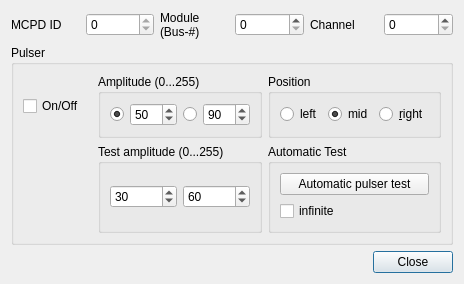
flueke/qmesydaq, file qmesydaq/mpsdpulser.ui: the form before one commit.
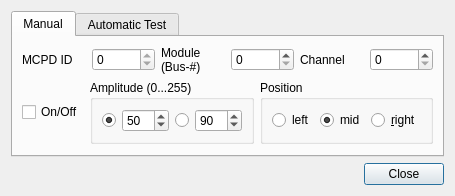
The form after the commit. Custom widgets are drawn as their Qt base class.

Commit message: QMESYDAQ: Add a tab to split manual from automatic pulser tests

What changed in the file:
```diff
--- a/qmesydaq/mpsdpulser.ui
+++ b/qmesydaq/mpsdpulser.ui
@@ -6,15 +6,25 @@
    <rect>
     <x>0</x>
     <y>0</y>
-    <width>464</width>
-    <height>257</height>
+    <width>453</width>
+    <height>171</height>
    </rect>
   </property>
   <property name="windowTitle">
    <string>Pulser ... </string>
   </property>
+  <layout class="QGridLayout" name="gridLayout">
+   <item row="0" column="0">
+    <widget class="QTabWidget" name="pulserGroupBox">
+     <property name="currentIndex">
+      <number>0</number>
+     </property>
+     <widget class="QWidget" name="manualPulser">
+      <attribute name="title">
+       <string>Manual</string>
+      </attribute>
   <layout class="QGridLayout" name="gridLayout_2">
-   <item row="0" column="0">
+       <item row="0" column="0" colspan="3">
     <layout class="QHBoxLayout" name="horizontalLayout_7">
      <item>
       <widget class="QLabel" name="textLabel1_4_2">
@@ -77,12 +87,143 @@
     </layout>
    </item>
    <item row="1" column="0">
-    <widget class="QGroupBox" name="pulserGroupBox">
+        <layout class="QVBoxLayout" name="verticalLayout_2">
+         <item>
+          <layout class="QHBoxLayout" name="horizontalLayout_2">
+           <item>
+            <widget class="QCheckBox" name="pulserButton">
+             <property name="toolTip">
+              <string>toggle pulser on/off</string>
+             </property>
+             <property name="text">
+              <string>On/Off</string>
+             </property>
+             <property name="checkable">
+              <bool>true</bool>
+             </property>
+            </widget>
+           </item>
+          </layout>
+         </item>
+        </layout>
+       </item>
+       <item row="1" column="1">
+        <widget class="QGroupBox" name="buttonGroup5">
      <property name="title">
-      <string>Pulser</string>
-     </property>
+          <string>Amplitude (0...255)</string>
+         </property>
+         <layout class="QGridLayout" name="gridLayout_17">
+          <item row="0" column="0">
+           <layout class="QHBoxLayout" name="horizontalLayout_3">
+            <item>
+             <widget class="QRadioButton" name="pulsampRadio1">
+              <property name="text">
+               <string/>
+              </property>
+              <property name="checked">
+               <bool>true</bool>
+              </property>
+             </widget>
+            </item>
+            <item>
+             <widget class="QSpinBox" name="pulsAmp1">
+              <property name="maximum">
+               <number>255</number>
+              </property>
+              <property name="value">
+               <number>50</number>
+              </property>
+             </widget>
+            </item>
+            <item>
+             <widget class="QRadioButton" name="pulsampRadio2">
+              <property name="text">
+               <string/>
+              </property>
+              <property name="checked">
+               <bool>false</bool>
+              </property>
+             </widget>
+            </item>
+            <item>
+             <widget class="QSpinBox" name="pulsAmp2">
+              <property name="enabled">
+               <bool>true</bool>
+              </property>
+              <property name="maximum">
+               <number>255</number>
+              </property>
+              <property name="value">
+               <number>90</number>
+              </property>
+             </widget>
+            </item>
+           </layout>
+          </item>
+         </layout>
+        </widget>
+       </item>
+       <item row="1" column="2">
+        <widget class="QGroupBox" name="positionGroup">
+         <property name="title">
+          <string>Position</string>
+         </property>
+         <layout class="QGridLayout" name="gridLayout_11">
+          <item row="0" column="0">
+           <widget class="QRadioButton" name="pulsLeft">
+            <property name="text">
+             <string>left</string>
+            </property>
+           </widget>
+          </item>
+          <item row="0" column="1">
+           <widget class="QRadioButton" name="pulsMid">
+            <property name="text">
+             <string>mid</string>
+            </property>
+            <property name="checked">
+             <bool>true</bool>
+            </property>
+           </widget>
+          </item>
+          <item row="0" column="2">
+           <widget class="QRadioButton" name="pulsRight">
+            <property name="text">
+             <string>&amp;right</string>
+            </property>
+           </widget>
+          </item>
+         </layout>
+        </widget>
+       </item>
+      </layout>
+     </widget>
+     <widget class="QWidget" name="automaticPulser">
+      <attribute name="title">
+       <string>Automatic Test</string>
+      </attribute>
      <layout class="QGridLayout" name="gridLayout_3">
-      <item row="3" column="0">
+       <item row="1" column="2">
+        <widget class="QPushButton" name="automaticPulserTest">
+         <property name="text">
+          <string>Automatic pulser test</string>
+         </property>
+         <property name="checkable">
+          <bool>true</bool>
+         </property>
+         <property name="autoDefault">
+          <bool>false</bool>
+         </property>
+        </widget>
+       </item>
+       <item row="1" column="1">
+        <widget class="QCheckBox" name="infiniteBox">
+         <property name="text">
+          <string>infinite</string>
+         </property>
+        </widget>
+       </item>
+       <item row="0" column="0">
        <widget class="QLed" name="qLed">
         <property name="sizePolicy">
          <sizepolicy hsizetype="Fixed" vsizetype="Fixed">
@@ -110,7 +251,7 @@
         </property>
        </widget>
       </item>
-      <item row="1" column="2" rowspan="3">
+       <item row="0" column="2">
        <widget class="QGroupBox" name="buttonGroup5_2">
         <property name="title">
          <string>Test amplitude (0...255)</string>
@@ -146,117 +287,7 @@
         </layout>
        </widget>
       </item>
-      <item row="0" column="2">
-       <widget class="QGroupBox" name="buttonGroup5">
-        <property name="title">
-         <string>Amplitude (0...255)</string>
-        </property>
-        <layout class="QGridLayout" name="gridLayout_17">
-         <item row="0" column="0">
-          <layout class="QHBoxLayout" name="horizontalLayout_3">
-           <item>
-            <widget class="QRadioButton" name="pulsampRadio1">
-             <property name="text">
-              <string/>
-             </property>
-             <property name="checked">
-              <bool>true</bool>
-             </property>
-            </widget>
-           </item>
-           <item>
-            <widget class="QSpinBox" name="pulsAmp1">
-             <property name="maximum">
-              <number>255</number>
-             </property>
-             <property name="value">
-              <number>50</number>
-             </property>
-            </widget>
-           </item>
-           <item>
-            <widget class="QRadioButton" name="pulsampRadio2">
-             <property name="text">
-              <string/>
-             </property>
-             <property name="checked">
-              <bool>false</bool>
-             </property>
-            </widget>
-           </item>
-           <item>
-            <widget class="QSpinBox" name="pulsAmp2">
-             <property name="enabled">
-              <bool>true</bool>
-             </property>
-             <property name="maximum">
-              <number>255</number>
-             </property>
-             <property name="value">
-              <number>90</number>
-             </property>
-            </widget>
-           </item>
-          </layout>
-         </item>
-        </layout>
-       </widget>
-      </item>
-      <item row="0" column="3">
-       <widget class="QGroupBox" name="positionGroup">
-        <property name="title">
-         <string>Position</string>
-        </property>
-        <layout class="QGridLayout" name="gridLayout_11">
-         <item row="0" column="0">
-          <widget class="QRadioButton" name="pulsLeft">
-           <property name="text">
-            <string>left</string>
-           </property>
-          </widget>
-         </item>
          <item row="0" column="1">
-          <widget class="QRadioButton" name="pulsMid">
-           <property name="text">
-            <string>mid</string>
-           </property>
-           <property name="checked">
-            <bool>true</bool>
-           </property>
-          </widget>
-         </item>
-         <item row="0" column="2">
-          <widget class="QRadioButton" name="pulsRight">
-           <property name="text">
-            <string>&amp;right</string>
-           </property>
-          </widget>
-         </item>
-        </layout>
-       </widget>
-      </item>
-      <item row="0" column="0" colspan="2">
-       <layout class="QVBoxLayout" name="verticalLayout_2">
-        <item>
-         <layout class="QHBoxLayout" name="horizontalLayout_2">
-          <item>
-           <widget class="QCheckBox" name="pulserButton">
-            <property name="toolTip">
-             <string>toggle pulser on/off</string>
-            </property>
-            <property name="text">
-             <string>On/Off</string>
-            </property>
-            <property name="checkable">
-             <bool>true</bool>
-            </property>
-           </widget>
-          </item>
-         </layout>
-        </item>
-       </layout>
-      </item>
-      <item row="3" column="1">
        <spacer name="horizontalSpacer_2">
         <property name="orientation">
          <enum>Qt::Horizontal</enum>
@@ -269,43 +300,11 @@
         </property>
        </spacer>
       </item>
-      <item row="1" column="3" rowspan="3">
-       <widget class="QGroupBox" name="groupBox">
-        <property name="title">
-         <string>Automatic Test</string>
-        </property>
-        <layout class="QGridLayout" name="gridLayout">
-         <item row="0" column="0">
-          <layout class="QVBoxLayout" name="verticalLayout">
-           <item>
-            <widget class="QPushButton" name="automaticPulserTest">
-             <property name="text">
-              <string>Automatic pulser test</string>
-             </property>
-             <property name="checkable">
-              <bool>true</bool>
-             </property>
-             <property name="autoDefault">
-              <bool>false</bool>
-             </property>
-            </widget>
-           </item>
-           <item>
-            <widget class="QCheckBox" name="infiniteBox">
-             <property name="text">
-              <string>infinite</string>
-             </property>
-            </widget>
-           </item>
-          </layout>
-         </item>
-        </layout>
-       </widget>
-      </item>
-     </layout>
+      </layout>
+     </widget>
     </widget>
    </item>
-   <item row="2" column="0">
+   <item row="1" column="0">
     <widget class="QDialogButtonBox" name="buttonBox">
      <property name="orientation">
       <enum>Qt::Horizontal</enum>
```
Lines whose indentation alone changed are shown as unchanged.
